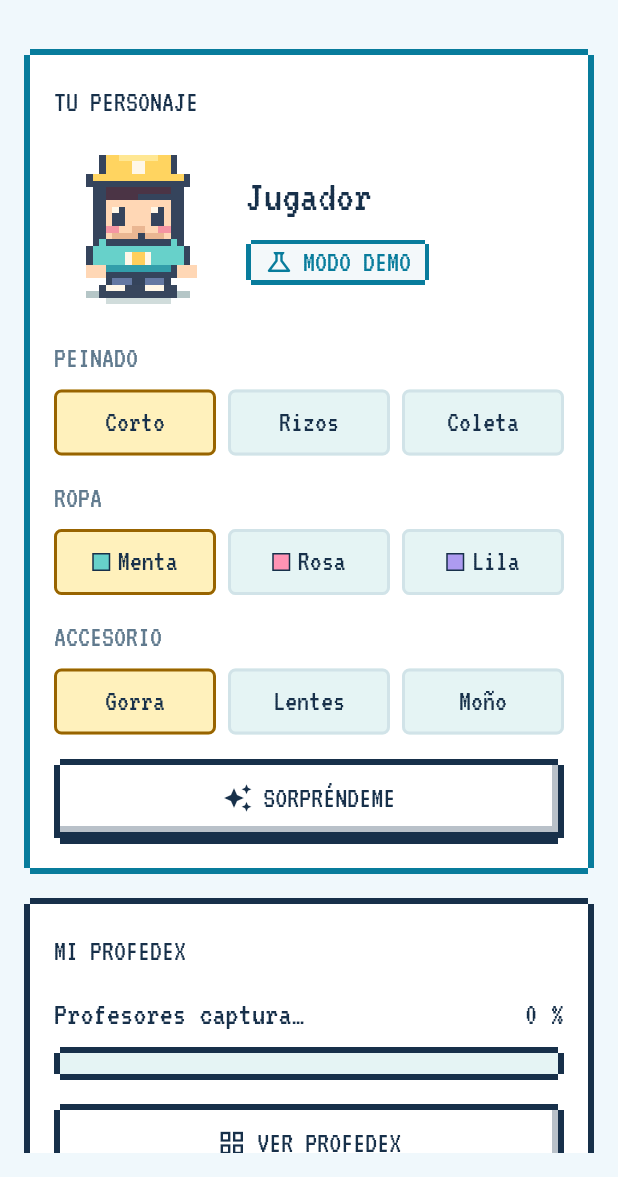
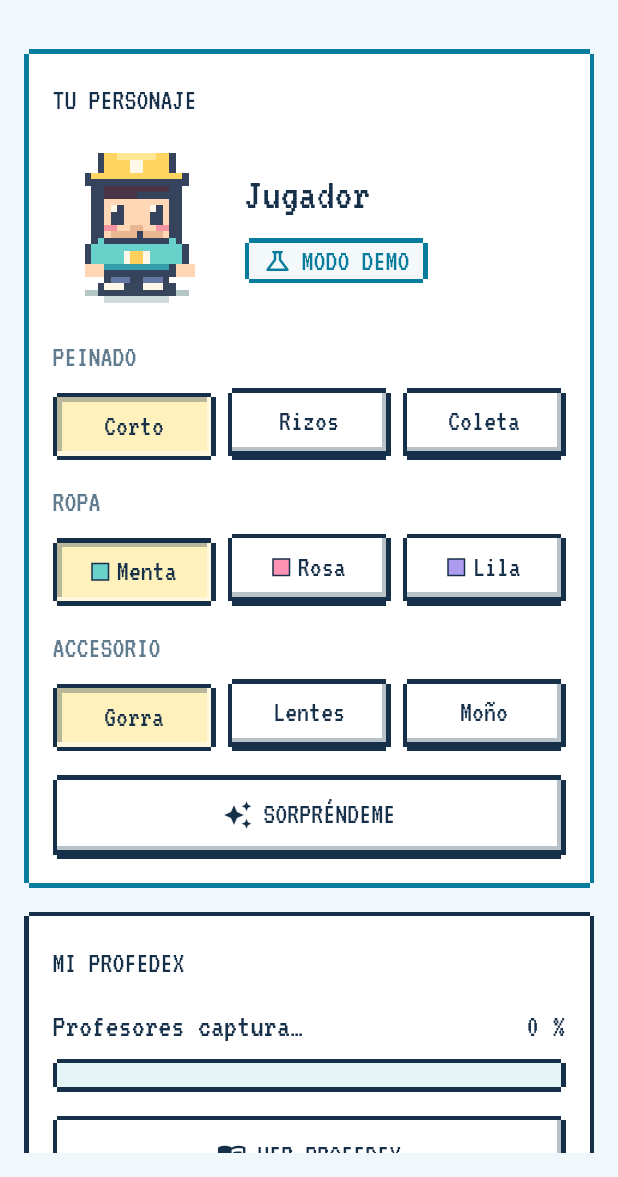
Before and after one commit to danycaste1304/profesor_go, a Flutter app: the ProfileScreen screen opened by its route, on a phone screen of 412 x 824 dp, the part 59-1236 px from its top. Run offline on Flutter 3.47's test engine with Material 3 defaults, Android fonts, the phone set to English and light mode, and no system bars; our stand-ins replace audioplayers, cached_network_image, connectivity_plus, flutter_animate, flutter_riverpod, geolocator and 3 more; missing offline and left inert: nfc_manager; accounts and stored records are empty.

Commit message:
ui: ajustar pixeles de componentes

```diff
--- a/apps/mobile/lib/core/widgets/pixel_frame_painter.dart
+++ b/apps/mobile/lib/core/widgets/pixel_frame_painter.dart
@@ -32,7 +32,7 @@ class PixelFramePainter extends CustomPainter {
        bevel = false;
 
   /// Medium pixel size, also the height of the raised slab.
-  static const double defaultPixel = 4;
+  static const double defaultPixel = 3;
 
   final Color face;
   final Color outline;
--- a/apps/mobile/lib/core/widgets/progress_bar.dart
+++ b/apps/mobile/lib/core/widgets/progress_bar.dart
@@ -87,7 +87,7 @@ class ProgressBar extends StatelessWidget {
                   fill: fill,
                   outline: AppColors.text,
                   // Thinner blocks keep slim bars (mini bars) readable.
-                  pixel: height >= 20 ? 4 : 2,
+                  pixel: height >= 20 ? 3 : 2,
                 ),
               ),
             ),
--- a/apps/mobile/lib/features/capture/presentation/capture_result_screen.dart
+++ b/apps/mobile/lib/features/capture/presentation/capture_result_screen.dart
@@ -179,7 +179,7 @@ class _SuccessActions extends StatelessWidget {
         ],
         PixelButton(
           label: 'Ver Profedex',
-          icon: Icons.grid_view,
+          icon: Icons.menu_book,
           variant: args.collectionCompleted
               ? PixelButtonVariant.secondary
               : PixelButtonVariant.primary,
--- a/apps/mobile/lib/features/profile/presentation/profile_screen.dart
+++ b/apps/mobile/lib/features/profile/presentation/profile_screen.dart
@@ -14,6 +14,7 @@ import '../../../core/repositories/mock_professor_repository.dart';
 import '../../../core/widgets/app_scaffold.dart';
 import '../../../core/widgets/pixel_button.dart';
 import '../../../core/widgets/pixel_card.dart';
+import '../../../core/widgets/pixel_frame_painter.dart';
 import '../../../core/widgets/pixel_pill.dart';
 import '../../../core/widgets/progress_bar.dart';
 import '../../auth/presentation/auth_controller.dart';
@@ -424,7 +425,7 @@ class _ProfileScreenState extends ConsumerState<ProfileScreen> {
                 PixelButton(
                   key: ProfileScreen.collectionKey,
                   label: 'Ver Profedex',
-                  icon: Icons.grid_view,
+                  icon: Icons.menu_book,
                   variant: PixelButtonVariant.secondary,
                   onPressed: () => context.go(AppRoutes.collection),
                 ),
@@ -552,25 +553,42 @@ class _AvatarChoice extends StatelessWidget {
 
   @override
   Widget build(BuildContext context) {
+    const block = PixelFramePainter.defaultPixel;
+    final face = selected ? const Color(0xFFFFF1BC) : AppColors.surface;
     return Semantics(
       button: true,
       selected: selected,
       label: label,
+      child: CustomPaint(
+        painter: PixelFramePainter(
+          face: face,
+          outline: AppColors.text,
+          highlight: Color.lerp(face, Colors.white, 0.5)!,
+          shade: Color.lerp(face, AppColors.text, 0.3)!,
+          // The selected choice reads as pressed in (sunken), like the
+          // rarity filter chips.
+          pressed: selected,
+        ),
         child: Material(
-        color: selected ? const Color(0xFFFFF1BC) : AppColors.surfaceAlt,
-        shape: RoundedRectangleBorder(
-          borderRadius: BorderRadius.circular(AppTheme.radius),
-          side: BorderSide(
-            color: selected ? AppColors.accentText : AppColors.border,
-            width: 2,
-          ),
-        ),
+          type: MaterialType.transparency,
           child: InkWell(
             onTap: onTap,
-          borderRadius: BorderRadius.circular(AppTheme.radius),
+            // The frame itself is the press feedback; no ripple.
+            splashFactory: NoSplash.splashFactory,
+            overlayColor: const WidgetStatePropertyAll(Colors.transparent),
             child: ConstrainedBox(
-            constraints: const BoxConstraints(minHeight: 44),
+              constraints: const BoxConstraints(minHeight: 48),
+              child: Padding(
+                // Keeps the content centered in the face, not in the slab.
+                padding: EdgeInsets.fromLTRB(
+                  8,
+                  selected ? block : 0,
+                  8,
+                  selected ? 0 : block,
+                ),
                 child: Center(
+                  child: FittedBox(
+                    fit: BoxFit.scaleDown,
                     child: Row(
                       mainAxisSize: MainAxisSize.min,
                       children: [
@@ -592,6 +610,9 @@ class _AvatarChoice extends StatelessWidget {
                               ?.copyWith(fontSize: 20, color: AppColors.text),
                         ),
                       ],
+                    ),
+                  ),
+                ),
               ),
             ),
           ),
--- a/apps/mobile/lib/features/progress/presentation/completion_screen.dart
+++ b/apps/mobile/lib/features/progress/presentation/completion_screen.dart
@@ -112,7 +112,7 @@ class _CompletionScreenState extends ConsumerState<CompletionScreen>
         ),
         bottomBar: PixelButton(
           label: 'Ver Profedex',
-          icon: Icons.grid_view,
+          icon: Icons.menu_book,
           onPressed: () => context.go(AppRoutes.collection),
         ),
       );
@@ -134,7 +134,7 @@ class _CompletionScreenState extends ConsumerState<CompletionScreen>
           const SizedBox(height: 10),
           PixelButton(
             label: 'Ver mi Profedex',
-            icon: Icons.grid_view,
+            icon: Icons.menu_book,
             variant: PixelButtonVariant.secondary,
             onPressed: () => context.go(AppRoutes.collection),
           ),
```
Lines whose indentation alone changed are shown as unchanged.
